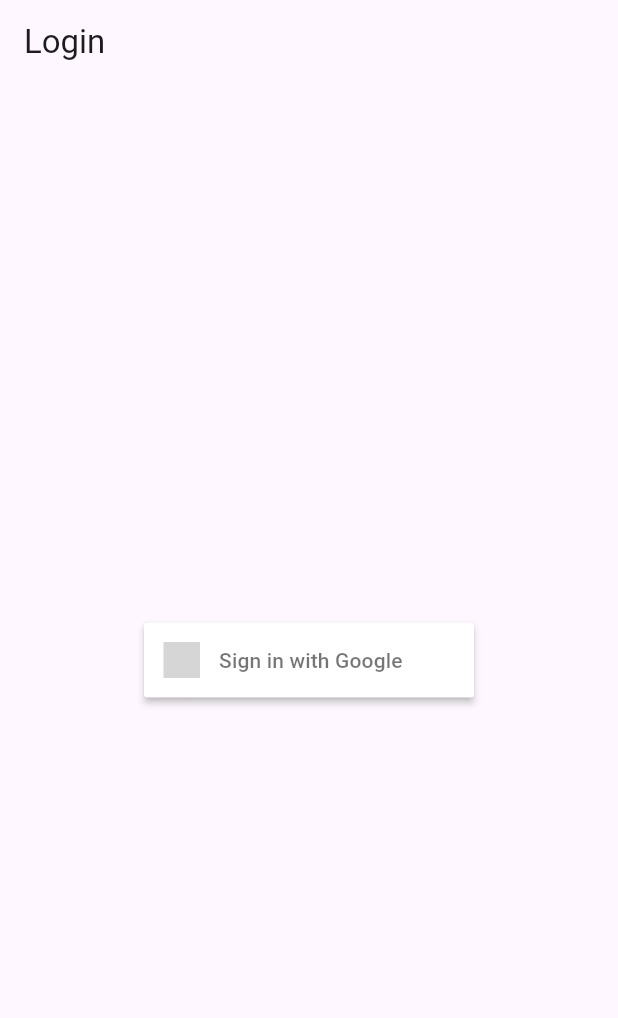
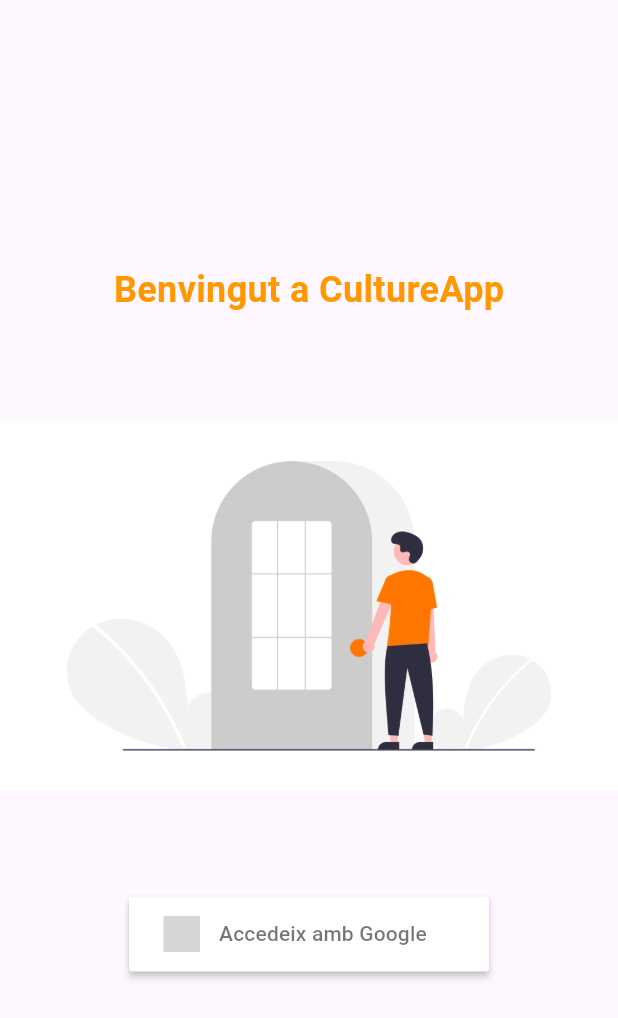
Before and after one commit to pes2324q2-gei-upc/CulturApp, a Flutter app: the screen it shows after launch, on a phone screen of 412 x 824 dp. Shown: the top 1018 px of the screen. Run offline on Flutter 3.47's test engine with Material 3 defaults, Android fonts, the phone set to English and light mode, and no system bars; drawn by our look-alikes of sign_in_button; our stand-ins replace cloud_firestore, firebase_auth, firebase_core, google_maps_flutter, google_nav_bar, hive; accounts and stored records are empty; grey boxes are pictures that could not be loaded.

Commit message:
login design

```diff
--- a/culturapp/lib/pages/login.dart
+++ b/culturapp/lib/pages/login.dart
@@ -1,6 +1,8 @@
 import "package:cloud_firestore/cloud_firestore.dart";
 import "package:firebase_auth/firebase_auth.dart";
 import "package:flutter/material.dart";
+import "package:flutter/widgets.dart";
+import "package:hive/hive.dart";
 import "package:sign_in_button/sign_in_button.dart";
 
 class Login extends StatefulWidget {
@@ -30,10 +32,31 @@ class _Login extends State<Login> {
   @override
   Widget build(BuildContext context) {
     return Scaffold(
-      appBar: AppBar(
-      title: Text("Login"),
-      ),
-      body: _user != null ? _userInfo() : _googleSignInButton(),
+      body: _user != null ? _userInfo() : _loginLayout(),
+    );
+  }
+
+  Widget _loginLayout() {
+    return Column(
+      mainAxisAlignment: MainAxisAlignment.center,
+      children: [
+        Text("Benvingut a CultureApp",
+          style: TextStyle(fontSize: 24, fontWeight: FontWeight.bold, color: Colors.orange),
+        ),
+        SizedBox(height: 70),
+        Container(
+          width: double.infinity,
+          height: MediaQuery.of(context).size.height * 0.3,
+          decoration: BoxDecoration(
+            image: DecorationImage(
+              image: AssetImage('assets/loginpicture.png'),
+              fit: BoxFit.cover,
+            )
+          ),
+        ),
+        SizedBox(height: 70),
+        _googleSignInButton(),
+      ],
     );
   }
 
@@ -45,7 +68,8 @@ class _Login extends State<Login> {
         onPressed: () {
           _handleGoogleSignIn();
         },
-        text: "Sign in with Google"
+        text: "Accedeix amb Google",
+        padding: EdgeInsets.all(10.0),
       )
     ));
   }
@@ -80,11 +104,7 @@ class _Login extends State<Login> {
       GoogleAuthProvider _googleAuthProvider = GoogleAuthProvider();
       final UserCredential userCredential = await _auth.signInWithProvider(_googleAuthProvider);
       bool userExists = await accountExists(userCredential.user);
-      if (userExists) {
-        print("User exists");
-      }
-      else {
-        print("User doens't exist");
+      if (!userExists) {
         createUser(_user);
       }
     }
@@ -104,6 +124,5 @@ class _Login extends State<Login> {
       'email': _user?.email,
       'name': _user?.displayName,
     });
-    print("Account created");
   }
 }
--- a/culturapp/pubspec.yaml
+++ b/culturapp/pubspec.yaml
@@ -47,5 +47,6 @@ flutter:
   - assets/pinruta.png
   - assets/pinteatre.png
   - assets/pinvirtual.png
+  - assets/loginpicture.png
 
   uses-material-design: true
```
Also changed, not shown: culturapp/assets/loginpicture.png (added).
